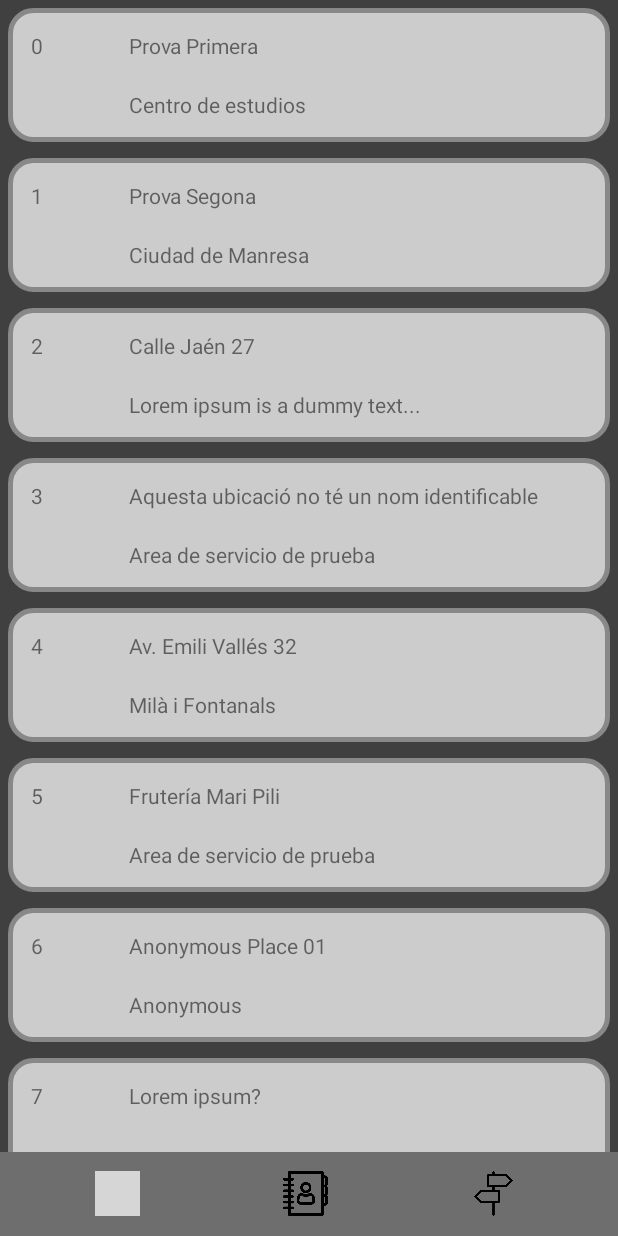
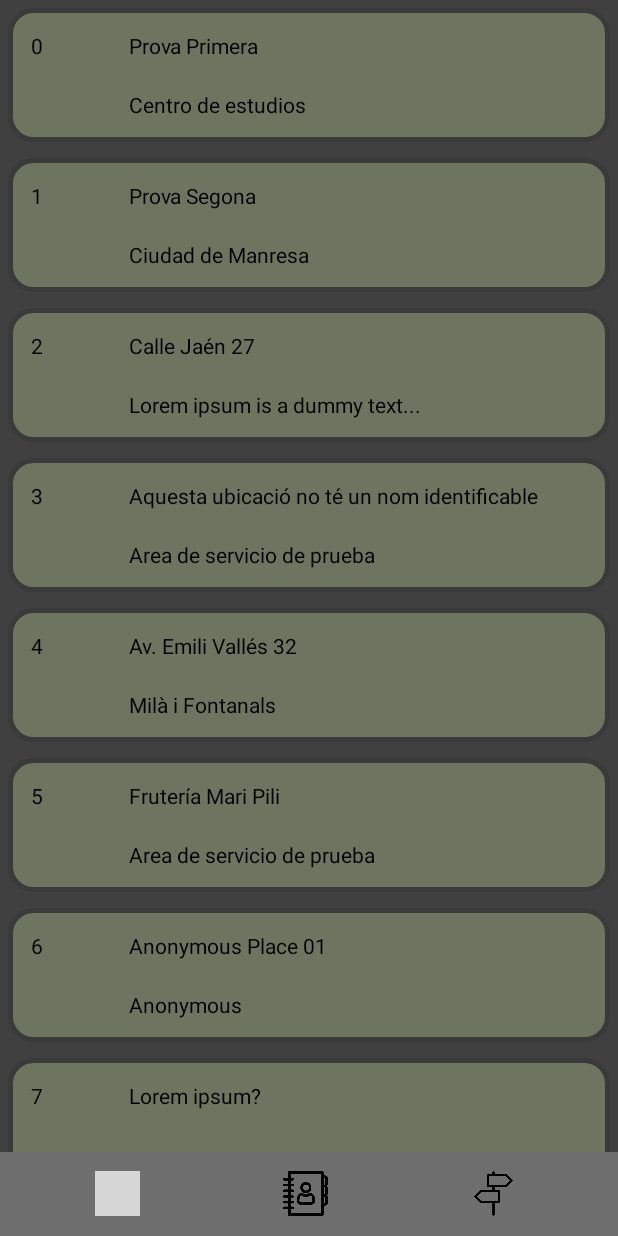
Before and after one commit to NoNickNam3/Projecte-3, an Android app: the screen it shows after launch (MainActivity), on a phone screen of 412 x 824 dp. Run offline under Robolectric (Android 15) with nearby library versions, the light colour scheme and no system bars; grey boxes are pictures that could not be loaded.

Commit message:
Commit pre-navigation

```diff
--- a/App_Projecte_3/app/src/main/res/drawable/rounded_square.xml
+++ b/App_Projecte_3/app/src/main/res/drawable/rounded_square.xml
@@ -5,11 +5,11 @@
     android:thickness="1dp">
 
     <stroke
-        android:color="#888888"
+        android:color="#3A3A3A"
         android:width="3dp"/>
 
     <solid
-        android:color="#cccccc"/>
+        android:color="#6D7560"/>
 
     <corners
         android:radius="15dp"/>
--- a/App_Projecte_3/app/src/main/res/layout/fila_ubicacion.xml
+++ b/App_Projecte_3/app/src/main/res/layout/fila_ubicacion.xml
@@ -13,7 +13,8 @@
         android:padding="5dp"
         app:layout_constraintLeft_toLeftOf="parent"
         app:layout_constraintTop_toTopOf="parent"
-        android:background="@drawable/rounded_square">
+        android:background="@drawable/rounded_square"
+        android:textColor="@color/black" >
 
         <TextView
             android:id="@+id/txvIdUbicacion"
@@ -24,7 +25,8 @@
             android:layout_column="0"
             android:layout_row="0"
             android:layout_rowSpan="2"
-            android:text="0"/>
+            android:text="0"
+            android:textColor="@color/black"/>
 
         <TextView
             android:id="@+id/txvNombreUbicacion"
@@ -34,7 +36,8 @@
             android:layout_columnWeight="5"
             android:layout_column="1"
             android:layout_row="0"
-            android:text="Nom primera ubicacio"/>
+            android:text="Nom primera ubicacio"
+            android:textColor="@color/black"/>
 
         <TextView
             android:id="@+id/txvObservacionUbicacion"
@@ -44,7 +47,8 @@
             android:layout_columnWeight="5"
             android:layout_column="1"
             android:layout_row="1"
-            android:text="Milà i Fontanals"/>
+            android:text="Milà i Fontanals"
+            android:textColor="@color/black"/>
 
     </GridLayout>
 
```
Also changed, not shown: App_Projecte_3/app/src/main/res/layout/fragment_agenda.xml (added, +13 -0 lines).
